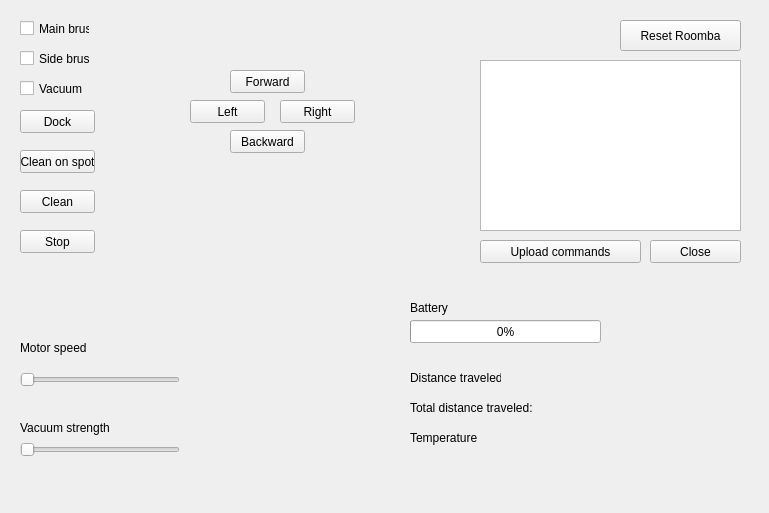
K-4U/ese_project4y5, file GUI/Gui-RoombaV1.0/controllingroomba.ui: the form before one commit.
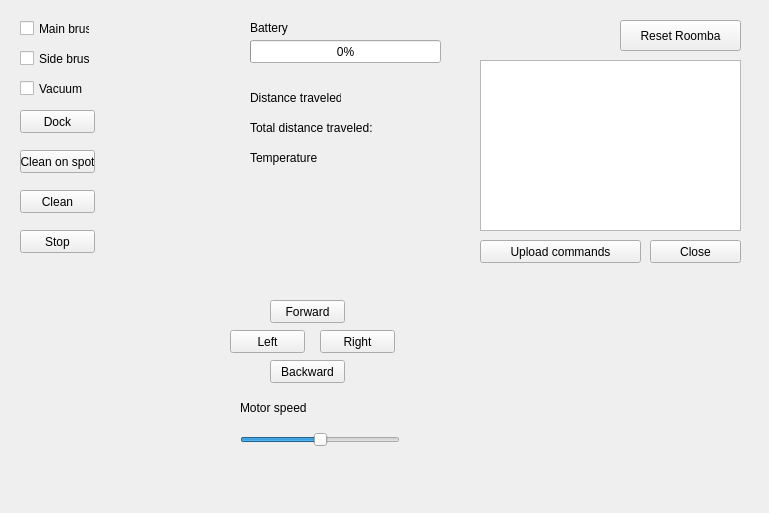
The form after the commit.

Commit message: gui set values completed // read values not

The edit to the form file:
```diff
--- a/GUI/Gui-RoombaV1.0/controllingroomba.ui
+++ b/GUI/Gui-RoombaV1.0/controllingroomba.ui
@@ -155,8 +155,8 @@
   <widget class="QPushButton" name="pbDriveForward">
    <property name="geometry">
     <rect>
-     <x>230</x>
-     <y>70</y>
+     <x>270</x>
+     <y>300</y>
      <width>75</width>
      <height>23</height>
     </rect>
@@ -184,8 +184,8 @@
   <widget class="QProgressBar" name="prBattery">
    <property name="geometry">
     <rect>
-     <x>410</x>
-     <y>320</y>
+     <x>250</x>
+     <y>40</y>
      <width>191</width>
      <height>23</height>
     </rect>
@@ -197,8 +197,8 @@
   <widget class="QLabel" name="lbBattery">
    <property name="geometry">
     <rect>
-     <x>410</x>
-     <y>300</y>
+     <x>250</x>
+     <y>20</y>
      <width>91</width>
      <height>16</height>
     </rect>
@@ -210,47 +210,30 @@
   <widget class="QSlider" name="hsMotorSpeed">
    <property name="geometry">
     <rect>
-     <x>20</x>
-     <y>370</y>
+     <x>240</x>
+     <y>430</y>
      <width>160</width>
      <height>19</height>
     </rect>
    </property>
-   <property name="orientation">
-    <enum>Qt::Horizontal</enum>
+   <property name="minimum">
+    <number>0</number>
    </property>
-  </widget>
-  <widget class="QSlider" name="hsVacuumStrength">
-   <property name="geometry">
-    <rect>
-     <x>20</x>
-     <y>440</y>
-     <width>160</width>
-     <height>19</height>
-    </rect>
+   <property name="maximum">
+    <number>100</number>
    </property>
+   <property name="value">
+    <number>50</number>
+   </property>
    <property name="orientation">
     <enum>Qt::Horizontal</enum>
    </property>
   </widget>
-  <widget class="QLabel" name="lbVacuumStrength">
-   <property name="geometry">
-    <rect>
-     <x>20</x>
-     <y>420</y>
-     <width>131</width>
-     <height>16</height>
-    </rect>
-   </property>
-   <property name="text">
-    <string>Vacuum strength</string>
-   </property>
-  </widget>
   <widget class="QLabel" name="lbMotorSpeed">
    <property name="geometry">
     <rect>
-     <x>20</x>
-     <y>340</y>
+     <x>240</x>
+     <y>400</y>
      <width>111</width>
      <height>16</height>
     </rect>
@@ -262,8 +245,8 @@
   <widget class="QLabel" name="lbDistance">
    <property name="geometry">
     <rect>
-     <x>410</x>
-     <y>370</y>
+     <x>250</x>
+     <y>90</y>
      <width>91</width>
      <height>16</height>
     </rect>
@@ -275,8 +258,8 @@
   <widget class="QLabel" name="lbTotalDistance">
    <property name="geometry">
     <rect>
-     <x>410</x>
-     <y>400</y>
+     <x>250</x>
+     <y>120</y>
      <width>141</width>
      <height>16</height>
     </rect>
@@ -288,8 +271,8 @@
   <widget class="QLabel" name="lbTemperature">
    <property name="geometry">
     <rect>
-     <x>410</x>
-     <y>430</y>
+     <x>250</x>
+     <y>150</y>
      <width>91</width>
      <height>16</height>
     </rect>
@@ -301,8 +284,8 @@
   <widget class="QPushButton" name="pbDriveLeft">
    <property name="geometry">
     <rect>
-     <x>190</x>
-     <y>100</y>
+     <x>230</x>
+     <y>330</y>
      <width>75</width>
      <height>23</height>
     </rect>
@@ -314,8 +297,8 @@
   <widget class="QPushButton" name="pbDriveRight">
    <property name="geometry">
     <rect>
-     <x>280</x>
-     <y>100</y>
+     <x>320</x>
+     <y>330</y>
      <width>75</width>
      <height>23</height>
     </rect>
@@ -327,8 +310,8 @@
   <widget class="QPushButton" name="pbDriveBackward">
    <property name="geometry">
     <rect>
-     <x>230</x>
-     <y>130</y>
+     <x>270</x>
+     <y>360</y>
      <width>75</width>
      <height>23</height>
     </rect>
```
Left out of the diff: 120 changed lines with no effect on the pictures. The commit also changes 6 other files.
